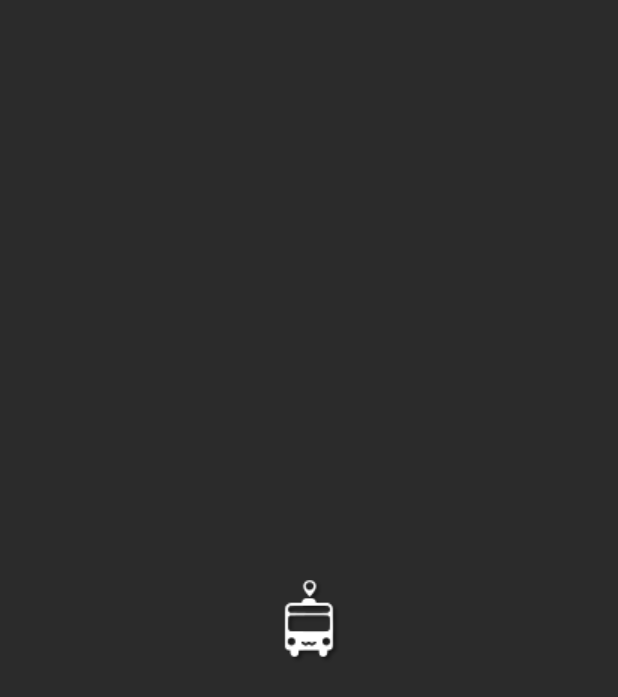
After one commit to B35000/MD, an Android app: the SplashActivity screen opened directly, with no data from a screen before it, on a phone screen of 412 x 824 dp. The commit adds this screen. Shown: the top 697 px of the screen. Run offline under Robolectric (Android 15) with nearby library versions, the light colour scheme and no system bars; 1 statement that could not run was skipped.

Commit message:
added a splash screen and get location from FusedLocationProviderClient api

```diff
--- a/app/build.gradle
+++ b/app/build.gradle
@@ -2,6 +2,7 @@ apply plugin: 'com.android.application'
 apply plugin: 'kotlin-android'
 apply plugin: 'kotlin-android-extensions'
 apply plugin: 'com.google.gms.google-services'
+apply plugin: 'com.google.firebase.crashlytics'
 
 android {
     compileSdkVersion 29
--- /dev/null
+++ b/app/src/main/java/com/color/mattdriver/Activities/SplashActivity.kt
@@ -0,0 +1,49 @@
+package com.color.mattdriver.Activities
+
+import android.app.Activity
+import android.content.Intent
+import androidx.appcompat.app.AppCompatActivity
+import android.os.Bundle
+import com.color.mattdriver.Utilities.GpsUtils
+import com.color.mattdriver.databinding.ActivitySplashBinding
+
+class SplashActivity : AppCompatActivity() {
+    val TAG = "SplashScreen"
+    private lateinit var binding: ActivitySplashBinding
+    var ACCESS_FINE_LOCATION_CODE = 3310
+
+
+    override fun onCreate(savedInstanceState: Bundle?) {
+        super.onCreate(savedInstanceState)
+        binding = ActivitySplashBinding.inflate(layoutInflater)
+        setContentView(binding.root)
+
+        GpsUtils(this).turnGPSOn(object : GpsUtils.onGpsListener {
+            override fun gpsStatus(isGPSEnable: Boolean) {
+                // turn on GPS
+                openMap()
+            }
+        })
+
+    }
+
+    override fun onActivityResult(
+        requestCode: Int,
+        resultCode: Int,
+        data: Intent?
+    ) {
+        super.onActivityResult(requestCode, resultCode, data)
+        if (resultCode == Activity.RESULT_OK) {
+            if (requestCode == ACCESS_FINE_LOCATION_CODE) {
+                openMap() // flag maintain before get location
+            }
+        }
+    }
+
+    fun openMap(){
+        val intent = Intent(this, MapsActivity::class.java)
+        startActivity(intent)
+        overridePendingTransition(0, 0)
+        finish()
+    }
+}
--- /dev/null
+++ b/app/src/main/java/com/color/mattdriver/Utilities/GpsUtils.kt
@@ -0,0 +1,80 @@
+package com.color.mattdriver.Utilities
+
+import android.app.Activity
+import android.content.Context
+import android.content.IntentSender.SendIntentException
+import android.location.LocationManager
+import android.util.Log
+import android.widget.Toast
+import com.google.android.gms.common.api.ApiException
+import com.google.android.gms.common.api.ResolvableApiException
+import com.google.android.gms.location.*
+
+class GpsUtils(private val context: Context) {
+    private val TAG = "GpsUtils"
+    private val mSettingsClient: SettingsClient
+    private val mLocationSettingsRequest: LocationSettingsRequest
+    private val locationManager: LocationManager
+    private val locationRequest: LocationRequest
+    var ACCESS_FINE_LOCATION_CODE = 3310
+
+    // method for turn on GPS
+    fun turnGPSOn(onGpsListener: onGpsListener?) {
+        if (locationManager.isProviderEnabled(LocationManager.GPS_PROVIDER)) {
+            onGpsListener?.gpsStatus(true)
+        } else {
+            mSettingsClient
+                .checkLocationSettings(mLocationSettingsRequest)
+                .addOnSuccessListener(
+                    (context as Activity)
+                ) { //  GPS is already enable, callback GPS status through listener
+                    onGpsListener?.gpsStatus(true)
+                }
+                .addOnFailureListener(context) { e ->
+                    val statusCode = (e as ApiException).statusCode
+                    when (statusCode) {
+                        LocationSettingsStatusCodes.RESOLUTION_REQUIRED -> try {
+                            // Show the dialog by calling startResolutionForResult(), and check the
+                            // result in onActivityResult().
+                            val rae = e as ResolvableApiException
+                            rae.startResolutionForResult(
+                                context,
+                                ACCESS_FINE_LOCATION_CODE
+                            )
+                        } catch (sie: SendIntentException) {
+                            Log.i(TAG, "PendingIntent unable to execute request.")
+                        }
+                        LocationSettingsStatusCodes.SETTINGS_CHANGE_UNAVAILABLE -> {
+                            val errorMessage =
+                                "Location settings are inadequate, and cannot be " +
+                                        "fixed here. Fix in Settings."
+                            Log.e(TAG, errorMessage)
+                            Toast.makeText(
+                                context,
+                                errorMessage,
+                                Toast.LENGTH_LONG
+                            ).show()
+                        }
+                    }
+                }
+        }
+    }
+
+    interface onGpsListener {
+        fun gpsStatus(isGPSEnable: Boolean)
+    }
+
+    init {
+        locationManager =
+            context.getSystemService(Context.LOCATION_SERVICE) as LocationManager
+        mSettingsClient = LocationServices.getSettingsClient(context)
+        locationRequest = LocationRequest.create()
+        locationRequest.priority = LocationRequest.PRIORITY_HIGH_ACCURACY
+        locationRequest.interval = 10 * 1000.toLong()
+        locationRequest.fastestInterval = 2 * 1000.toLong()
+        val builder =
+            LocationSettingsRequest.Builder().addLocationRequest(locationRequest)
+        mLocationSettingsRequest = builder.build()
+        builder.setAlwaysShow(true) //this is the key ingredient
+    }
+}
--- /dev/null
+++ b/app/src/main/res/drawable/splash_background.xml
@@ -0,0 +1,10 @@
+<?xml version="1.0" encoding="utf-8"?>
+<selector xmlns:android="http://schemas.android.com/apk/res/android">
+
+    <item>
+        <bitmap
+            android:gravity="center"
+            android:src="@drawable/driver_splash" />
+    </item>
+
+</selector>
--- /dev/null
+++ b/app/src/main/res/layout/activity_splash.xml
@@ -0,0 +1,9 @@
+<?xml version="1.0" encoding="utf-8"?>
+<androidx.constraintlayout.widget.ConstraintLayout xmlns:android="http://schemas.android.com/apk/res/android"
+    xmlns:app="http://schemas.android.com/apk/res-auto"
+    xmlns:tools="http://schemas.android.com/tools"
+    android:layout_width="match_parent"
+    android:layout_height="match_parent"
+    tools:context=".Activities.SplashActivity">
+
+</androidx.constraintlayout.widget.ConstraintLayout>
--- a/app/src/main/res/values/colors.xml
+++ b/app/src/main/res/values/colors.xml
@@ -1,6 +1,10 @@
 <?xml version="1.0" encoding="utf-8"?>
 <resources>
-    <color name="colorPrimary">#6200EE</color>
-    <color name="colorPrimaryDark">#3700B3</color>
-    <color name="colorAccent">#03DAC5</color>
+    <color name="colorPrimary">#2b2b2b</color>
+    <color name="colorPrimaryDark">#272A30</color>
+    <color name="colorPrimaryLight">#C6C8CC</color>
+    <color name="colorAccent">#393E46</color>
+
+    <color name="nav_bar_color">#FFFFFF</color>
+    <color name="app_green">#2b2b2b</color>
 </resources>
--- a/app/src/main/res/values/styles.xml
+++ b/app/src/main/res/values/styles.xml
@@ -7,4 +7,18 @@
         <item name="colorAccent">@color/colorAccent</item>
     </style>
 
+    <style name="customSwitch" parent="Theme.AppCompat.Light"> <!--Theme for the app switch. Android switches use colorAccent but I wanted them to be using colorPrimary instead-->
+        <!-- active thumb & track color (30% transparency) -->
+        <item name="colorControlActivated">@color/colorPrimary</item>
+        <!-- inactive thumb color -->
+        <item name="colorSwitchThumbNormal">#f1f1f1</item>
+        <!-- inactive track color (30% transparency) -->
+        <item name="android:colorForeground">#CDCDCD</item>
+    </style>
+
+    <style name="SplashTheme" parent="Theme.AppCompat.NoActionBar"><!--For the splash screen specifically-->
+        <item name="android:windowBackground">@drawable/splash_background</item><!--The splash screen background is an xml file in drawable. Shows the app logo when the app starts up-->
+        <item name="android:navigationBarColor">@color/app_green</item>
+    </style>
+
 </resources>
--- a/build.gradle
+++ b/build.gradle
@@ -9,6 +9,7 @@ buildscript {
         classpath "com.android.tools.build:gradle:4.0.1"
         classpath "org.jetbrains.kotlin:kotlin-gradle-plugin:$kotlin_version"
         classpath 'com.google.gms:google-services:4.3.3'
+        classpath 'com.google.firebase:firebase-crashlytics-gradle:2.2.0'
         // NOTE: Do not place your application dependencies here; they belong
         // in the individual module build.gradle files
     }
```
Also changed, not shown: app/src/main/AndroidManifest.xml (+10 -9 lines), app/src/main/java/com/color/mattdriver/Activities/MapsActivity.kt (+86 -3 lines), app/src/main/res/drawable/driver_splash.png (added).
